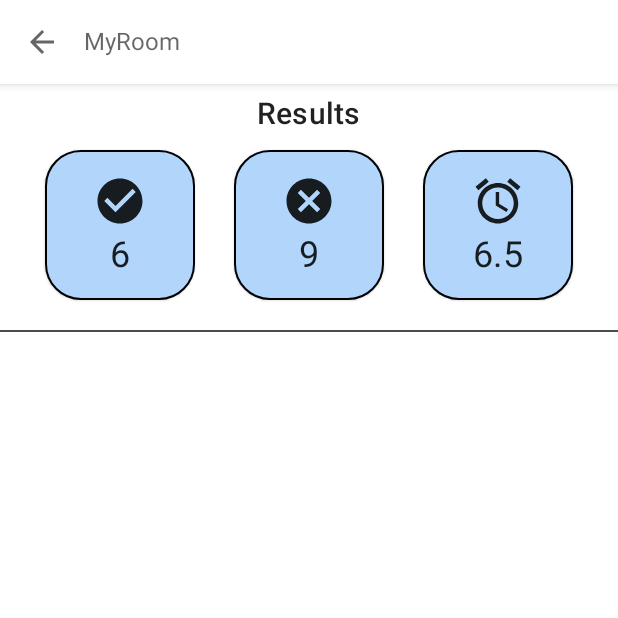
After one commit to Dplepler/Trivia, an Android app built with Jetpack Compose: the composable ResultsScreen called with empty values, on a phone screen of 412 x 824 dp, the top half of it. The commit adds this screen. Run offline under Robolectric (Android 15) with nearby library versions, the phone set to English and light mode, and no system bars; 2 statements that could not run were skipped.

Commit message:
Create Results screen, just need to connect it to the rest of the app

```diff
--- /dev/null
+++ b/Client/TriviaAndroid/app/src/main/java/com/example/trivia_android/ui/screens/game/resultScreen/ResultsScreen.kt
@@ -0,0 +1,100 @@
+package com.example.trivia_android.ui.screens.game.resultScreen
+
+import androidx.compose.foundation.layout.*
+import androidx.compose.foundation.lazy.LazyColumn
+import androidx.compose.foundation.lazy.items
+import androidx.compose.material.*
+import androidx.compose.material.icons.Icons
+import androidx.compose.material.icons.filled.Alarm
+import androidx.compose.material.icons.filled.ArrowBack
+import androidx.compose.material.icons.filled.Cancel
+import androidx.compose.runtime.Composable
+import androidx.compose.ui.Alignment
+import androidx.compose.ui.Modifier
+import androidx.compose.ui.tooling.preview.Preview
+import androidx.compose.ui.unit.dp
+import com.example.trivia_android.ui.theme.TriviaAndroidTheme
+
+
+@Composable
+fun ResultsScreen(
+    userList: List<String>
+) {
+
+    Scaffold (
+        topBar = {
+            TopAppBar(backgroundColor = MaterialTheme.colors.background) {
+                IconButton(
+                    onClick = { /*TODO*/ },
+                    modifier = Modifier.padding(end = 4.dp)
+                ) { Icon(Icons.Filled.ArrowBack, null) }
+
+                Text("MyRoom")
+            }
+        }
+    ) {
+
+        Column(
+            modifier = Modifier.fillMaxSize(),
+            horizontalAlignment = Alignment.CenterHorizontally
+        ) {
+
+            Text(
+                "Results",
+                style = MaterialTheme.typography.h6,
+                modifier = Modifier.padding(8.dp)
+            )
+
+
+            Row(
+                modifier = Modifier
+                    .fillMaxWidth()
+                    .padding(4.dp),
+                verticalAlignment = Alignment.CenterVertically,
+                horizontalArrangement = Arrangement.SpaceEvenly
+            ) {
+
+                StatBox(statValue = 6f)
+
+                StatBox(statIcon = Icons.Filled.Cancel, statValue = 9f)
+
+                StatBox(statIcon = Icons.Filled.Alarm, statValue = 6.5f)
+
+            }
+
+
+            Divider(
+                modifier = Modifier.fillMaxWidth().padding(top = 16.dp),
+                thickness = 1.dp,
+                color = MaterialTheme.colors.onSurface.copy(0.7f)
+            )
+
+
+
+            LazyColumn(
+                modifier = Modifier.fillMaxSize(),
+                horizontalAlignment = Alignment.CenterHorizontally,
+                verticalArrangement = Arrangement.SpaceBetween
+            ) {
+
+                items(userList) {
+
+                    ScoreCard(score = 69, name = it, modifier = Modifier.padding(16.dp))
+
+                }
+            }
+        }
+    }
+}
+
+
+
+@Composable
+@Preview
+fun ResultsScreenPreview() {
+    TriviaAndroidTheme {
+
+        ResultsScreen(userList = listOf("Gal", "David", "Sugoma", "Hello", "Bye", "Sus", "Gay", "Cringe"))
+
+    }
+}
--- a/Client/TriviaAndroid/app/src/main/java/com/example/trivia_android/ui/screens/game/resultScreen/StatBox.kt
+++ b/Client/TriviaAndroid/app/src/main/java/com/example/trivia_android/ui/screens/game/resultScreen/StatBox.kt
@@ -50,10 +50,10 @@ fun StatBox(
             Icon(
                 statIcon,
                 null,
-                modifier = Modifier.padding(bottom = 12.dp)
+                modifier = Modifier.size(40.dp).padding(bottom = 4.dp)
             )
 
-            Text(df.format(statValue))
+            Text(df.format(statValue), style = MaterialTheme.typography.h5)
 
         }
     }
```
